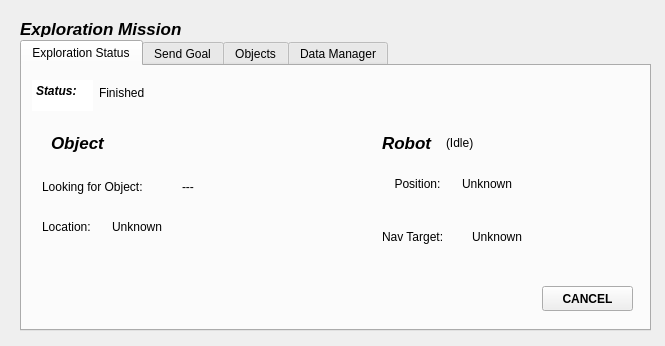
Qt form exploration_gui/ui_files/exploration_gui.ui (ADVRHumanoids/robot_exploration) before a commit.
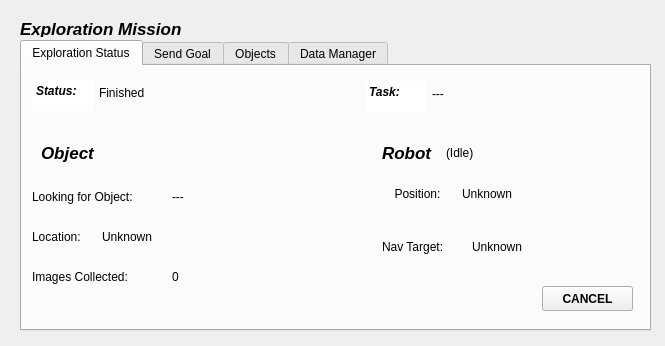
The same form after that commit. Icons and pictures are not drawn.

Commit message: Inspection and task division

Patch:
```diff
--- a/exploration_gui/ui_files/exploration_gui.ui
+++ b/exploration_gui/ui_files/exploration_gui.ui
@@ -117,8 +117,8 @@
      <widget class="QLabel" name="label_2">
       <property name="geometry">
        <rect>
-        <x>20</x>
-        <y>110</y>
+        <x>10</x>
+        <y>120</y>
         <width>131</width>
         <height>21</height>
        </rect>
@@ -130,8 +130,8 @@
      <widget class="QLabel" name="label_3">
       <property name="geometry">
        <rect>
-        <x>20</x>
-        <y>150</y>
+        <x>10</x>
+        <y>160</y>
         <width>71</width>
         <height>21</height>
        </rect>
@@ -144,7 +144,7 @@
       <property name="geometry">
        <rect>
         <x>360</x>
-        <y>108</y>
+        <y>118</y>
         <width>71</width>
         <height>20</height>
        </rect>
@@ -160,7 +160,7 @@
       <property name="geometry">
        <rect>
         <x>360</x>
-        <y>160</y>
+        <y>170</y>
         <width>81</width>
         <height>21</height>
        </rect>
@@ -173,7 +173,7 @@
       <property name="geometry">
        <rect>
         <x>360</x>
-        <y>67</y>
+        <y>77</y>
         <width>61</width>
         <height>20</height>
        </rect>
@@ -193,8 +193,8 @@
      <widget class="QLabel" name="label_7">
       <property name="geometry">
        <rect>
-        <x>29</x>
-        <y>67</y>
+        <x>19</x>
+        <y>77</y>
         <width>61</width>
         <height>20</height>
        </rect>
@@ -214,8 +214,8 @@
      <widget class="QLabel" name="target_location">
       <property name="geometry">
        <rect>
-        <x>90</x>
-        <y>140</y>
+        <x>80</x>
+        <y>150</y>
         <width>141</width>
         <height>41</height>
        </rect>
@@ -231,7 +231,7 @@
       <property name="geometry">
        <rect>
         <x>450</x>
-        <y>150</y>
+        <y>160</y>
         <width>141</width>
         <height>41</height>
        </rect>
@@ -247,7 +247,7 @@
       <property name="geometry">
        <rect>
         <x>440</x>
-        <y>98</y>
+        <y>108</y>
         <width>141</width>
         <height>40</height>
        </rect>
@@ -262,8 +262,8 @@
      <widget class="QLabel" name="target_object">
       <property name="geometry">
        <rect>
-        <x>160</x>
-        <y>100</y>
+        <x>150</x>
+        <y>110</y>
         <width>141</width>
         <height>41</height>
        </rect>
@@ -295,7 +295,7 @@
       <property name="geometry">
        <rect>
         <x>424</x>
-        <y>56</y>
+        <y>66</y>
         <width>141</width>
         <height>41</height>
        </rect>
@@ -307,6 +307,83 @@
        <bool>true</bool>
       </property>
      </widget>
+     <widget class="QLabel" name="task_type">
+      <property name="geometry">
+       <rect>
+        <x>410</x>
+        <y>7</y>
+        <width>171</width>
+        <height>41</height>
+       </rect>
+      </property>
+      <property name="text">
+       <string>---</string>
+      </property>
+      <property name="wordWrap">
+       <bool>true</bool>
+      </property>
+     </widget>
+     <widget class="QPlainTextEdit" name="plainTextEdit_8">
+      <property name="enabled">
+       <bool>true</bool>
+      </property>
+      <property name="geometry">
+       <rect>
+        <x>343</x>
+        <y>15</y>
+        <width>61</width>
+        <height>31</height>
+       </rect>
+      </property>
+      <property name="font">
+       <font>
+        <weight>75</weight>
+        <italic>true</italic>
+        <bold>true</bold>
+       </font>
+      </property>
+      <property name="frameShape">
+       <enum>QFrame::NoFrame</enum>
+      </property>
+      <property name="readOnly">
+       <bool>true</bool>
+      </property>
+      <property name="plainText">
+       <string>Task:</string>
+      </property>
+      <property name="backgroundVisible">
+       <bool>false</bool>
+      </property>
+     </widget>
+     <widget class="QLabel" name="label_15">
+      <property name="geometry">
+       <rect>
+        <x>10</x>
+        <y>200</y>
+        <width>131</width>
+        <height>21</height>
+       </rect>
+      </property>
+      <property name="text">
+       <string>Images Collected:</string>
+      </property>
+     </widget>
+     <widget class="QLabel" name="images_collected">
+      <property name="geometry">
+       <rect>
+        <x>150</x>
+        <y>190</y>
+        <width>51</width>
+        <height>41</height>
+       </rect>
+      </property>
+      <property name="text">
+       <string>0</string>
+      </property>
+      <property name="wordWrap">
+       <bool>true</bool>
+      </property>
+     </widget>
     </widget>
     <widget class="QWidget" name="goal_tab">
      <attribute name="title">
```
Left out of the diff: 2 changed lines with no effect on the pictures. The commit also changes 25 other files.
